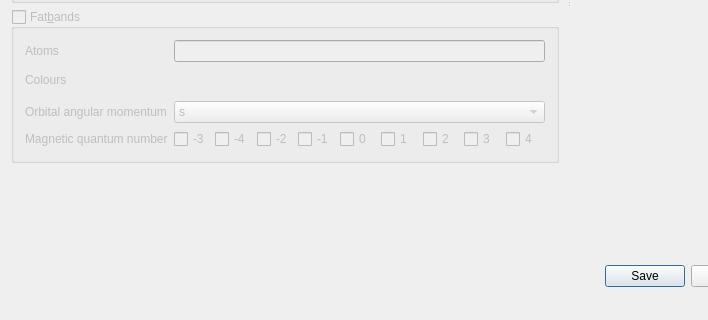
First picture: the form in qdispersion/qdispersion.ui, repository piti-diablotin/qAgate, before the edit; both pictures show x 0 to 708 and y 305 to 625 of the 954 by 625 pixel window.
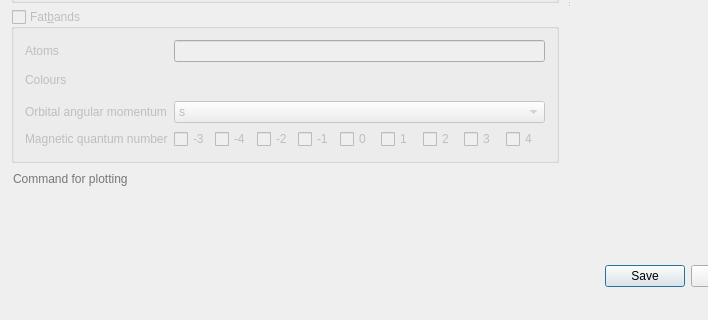
Second picture: the form after the edit. Icons and pictures are not drawn. Custom widgets are drawn as their Qt base class.

Commit message: Add line for command display

Patch:
```diff
--- a/qdispersion/qdispersion.ui
+++ b/qdispersion/qdispersion.ui
@@ -707,6 +707,19 @@
           </layout>
          </widget>
         </item>
+        <item>
+         <widget class="QLineEdit" name="command">
+          <property name="frame">
+           <bool>false</bool>
+          </property>
+          <property name="readOnly">
+           <bool>true</bool>
+          </property>
+          <property name="placeholderText">
+           <string>Command for plotting</string>
+          </property>
+         </widget>
+        </item>
         <item>
          <spacer name="verticalSpacer">
           <property name="orientation">
```
Left out of the diff: 1 changed line with no effect on the pictures. The commit also changes 1 other file.
